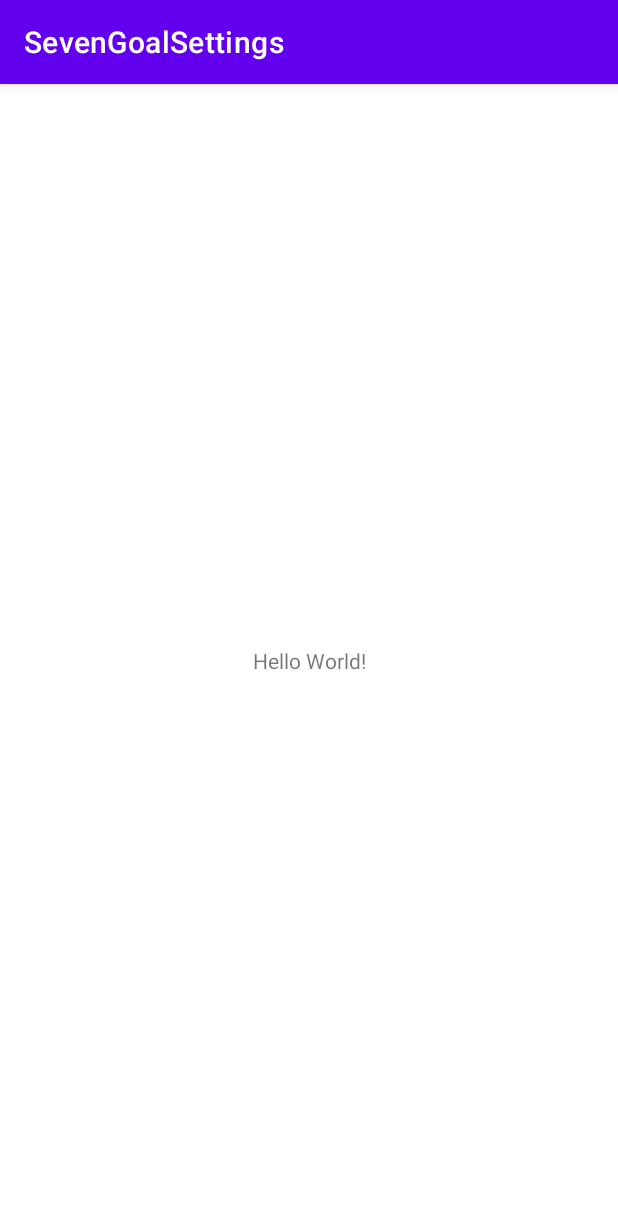
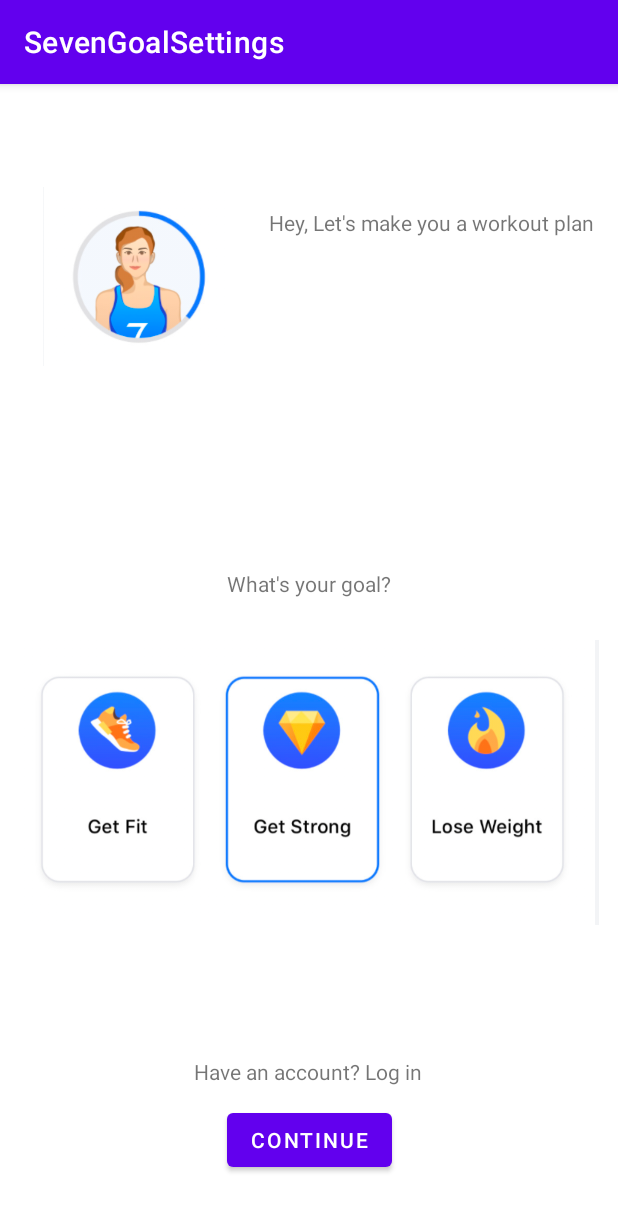
Before and after one commit to CyberDragon25/Seven-Goal-Setting, an Android app: the screen it shows after launch (MainActivity), on a phone screen of 412 x 824 dp. Shown: the top 1211 px of the screen. Run offline under Robolectric (Android 15) with nearby library versions, the phone set to English and light mode, and no system bars.

Commit message:
Created all the views and alligned everything

```diff
--- a/app/src/main/res/layout/activity_main.xml
+++ b/app/src/main/res/layout/activity_main.xml
@@ -6,13 +6,67 @@
     android:layout_height="match_parent"
     tools:context=".MainActivity">
 
+    <ImageView
+        android:id="@+id/imageView"
+        android:layout_width="122dp"
+        android:layout_height="159dp"
+        app:layout_constraintBottom_toTopOf="@+id/textView2"
+        app:layout_constraintEnd_toStartOf="@+id/textView"
+        app:layout_constraintStart_toStartOf="parent"
+        app:layout_constraintTop_toTopOf="parent"
+        app:layout_constraintVertical_bias="0.296"
+        app:srcCompat="@drawable/sevengoalfemale" />
+
     <TextView
+        android:id="@+id/textView"
         android:layout_width="wrap_content"
         android:layout_height="wrap_content"
-        android:text="Hello World!"
+        android:layout_marginEnd="16dp"
+        android:text="Hey, Let's make you a workout plan"
+        app:layout_constraintBottom_toTopOf="@+id/textView2"
+        app:layout_constraintEnd_toEndOf="parent"
+        app:layout_constraintTop_toTopOf="parent"
+        app:layout_constraintVertical_bias="0.272" />
+
+    <TextView
+        android:id="@+id/textView2"
+        android:layout_width="wrap_content"
+        android:layout_height="wrap_content"
+        android:layout_marginBottom="28dp"
+        android:text="What's your goal?"
+        app:layout_constraintBottom_toTopOf="@+id/imageView2"
+        app:layout_constraintEnd_toEndOf="parent"
+        app:layout_constraintStart_toStartOf="parent" />
+
+    <ImageView
+        android:id="@+id/imageView2"
+        android:layout_width="387dp"
+        android:layout_height="190dp"
+        android:layout_marginStart="12dp"
+        android:layout_marginBottom="88dp"
+        app:layout_constraintBottom_toTopOf="@+id/textView3"
+        app:layout_constraintStart_toStartOf="parent"
+        app:srcCompat="@drawable/sevengoalthreecards" />
+
+    <TextView
+        android:id="@+id/textView3"
+        android:layout_width="wrap_content"
+        android:layout_height="wrap_content"
+        android:layout_marginBottom="12dp"
+        android:text="Have an account? Log in"
+        app:layout_constraintBottom_toTopOf="@+id/button"
+        app:layout_constraintEnd_toEndOf="parent"
+        app:layout_constraintHorizontal_bias="0.498"
+        app:layout_constraintStart_toStartOf="parent" />
+
+    <Button
+        android:id="@+id/button"
+        android:layout_width="wrap_content"
+        android:layout_height="wrap_content"
+        android:layout_marginBottom="40dp"
+        android:text="CONTINUE"
         app:layout_constraintBottom_toBottomOf="parent"
         app:layout_constraintEnd_toEndOf="parent"
-        app:layout_constraintStart_toStartOf="parent"
-        app:layout_constraintTop_toTopOf="parent" />
+        app:layout_constraintStart_toStartOf="parent" />
 
 </androidx.constraintlayout.widget.ConstraintLayout>
```
Also changed, not shown: app/src/main/res/drawable/sevengoalfemale.png (added), app/src/main/res/drawable/sevengoalthreecards.png (added).
